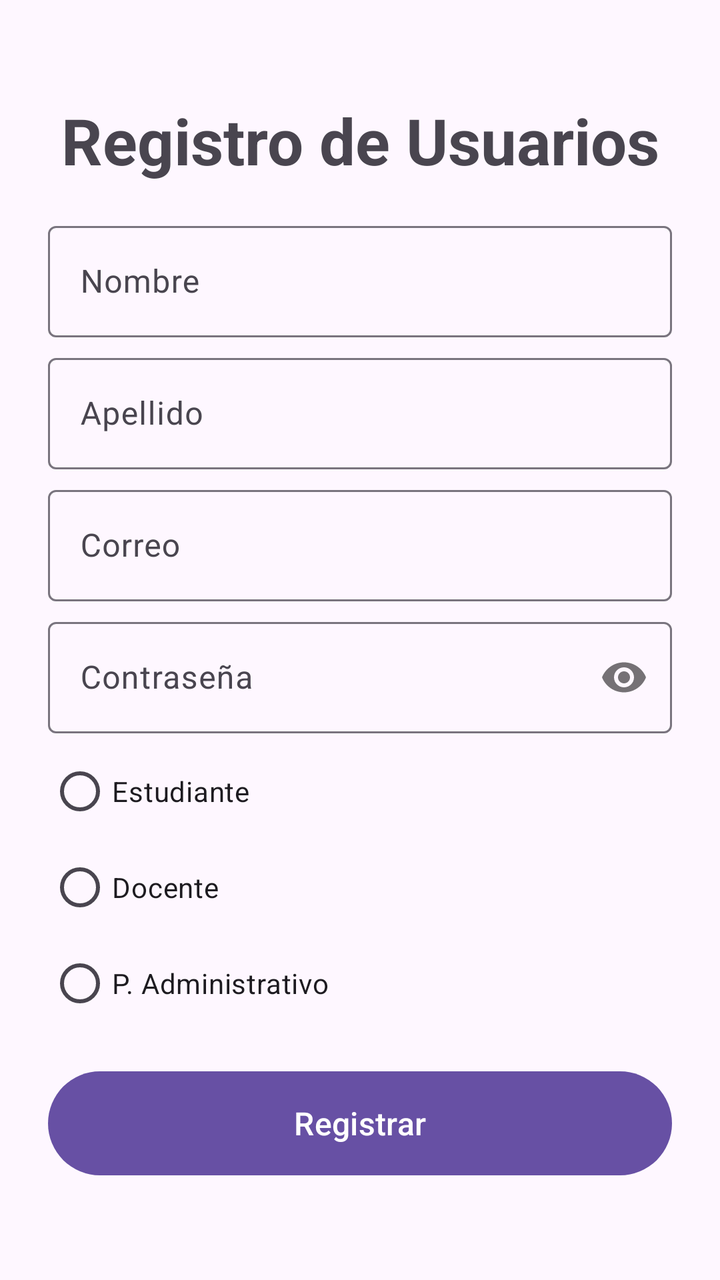
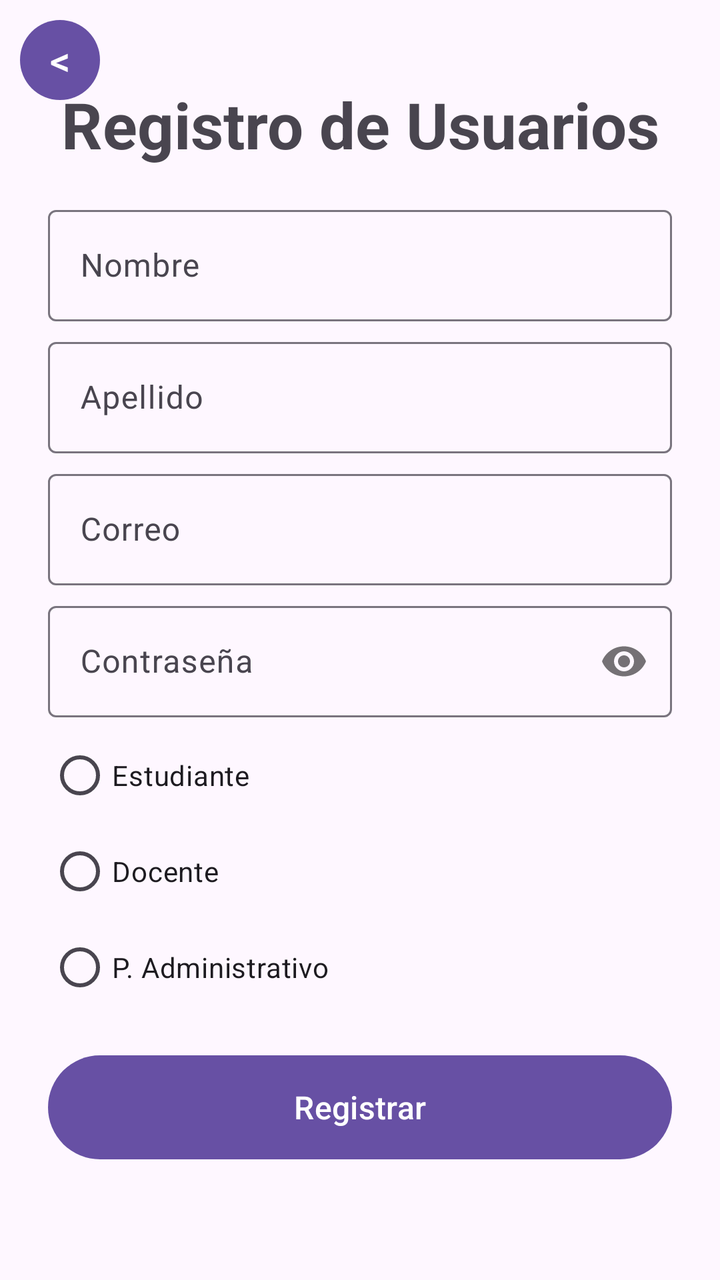

The first picture is an Android layout as it rendered before a commit; the second is the same layout after the commit. The layout source and the unified diff follow.
<!-- AndroidManifest.xml: application theme Theme.CesarYJuanClaudio -->
<!-- res/layout/activity_register.xml -->
<?xml version="1.0" encoding="utf-8"?>
<androidx.constraintlayout.widget.ConstraintLayout xmlns:android="http://schemas.android.com/apk/res/android"
    xmlns:app="http://schemas.android.com/apk/res-auto"
    xmlns:tools="http://schemas.android.com/tools"
    android:id="@+id/main"
    android:layout_width="match_parent"
    android:layout_height="match_parent"
    tools:context=".view.RegisterActivity">

    <TextView
        android:id="@+id/tv_titulo"
        android:layout_width="wrap_content"
        android:layout_height="wrap_content"

        android:text="Registro de Usuarios"

        android:layout_marginBottom="16dp"

        app:layout_constraintEnd_toEndOf="parent"
        app:layout_constraintStart_toStartOf="parent"

        android:textSize="32sp"
        android:textStyle="bold"

        app:layout_constraintTop_toTopOf="parent"
        app:layout_constraintBottom_toTopOf="@+id/til_nombre"
        app:layout_constraintVertical_chainStyle="packed"
        />

    <com.google.android.material.textfield.TextInputLayout
        android:id="@+id/til_nombre"

        app:layout_constraintEnd_toEndOf="parent"
        app:layout_constraintStart_toStartOf="parent"

        android:visibility="visible"

        android:layout_width="match_parent"
        android:layout_height="wrap_content"

        android:layout_marginHorizontal="24dp"

        android:layout_marginBottom="5dp"

        app:layout_constraintTop_toBottomOf="@+id/tv_titulo"
        app:layout_constraintBottom_toTopOf="@+id/til_apellido"
        >

        <com.google.android.material.textfield.TextInputEditText
            android:id="@+id/et_nombre"
            android:layout_width="match_parent"
            android:layout_height="wrap_content"

            android:hint="Nombre"

            android:inputType="text"
            />
    </com.google.android.material.textfield.TextInputLayout>

    <com.google.android.material.textfield.TextInputLayout
        android:id="@+id/til_apellido"

        app:layout_constraintEnd_toEndOf="parent"
        app:layout_constraintStart_toStartOf="parent"

        android:visibility="visible"

        android:layout_width="match_parent"
        android:layout_height="wrap_content"

        android:layout_marginBottom="5dp"

        android:layout_marginHorizontal="24dp"

        app:layout_constraintTop_toBottomOf="@+id/til_nombre"
        app:layout_constraintBottom_toTopOf="@+id/til_correo"
        >

        <com.google.android.material.textfield.TextInputEditText
            android:id="@+id/et_apellido"
            android:layout_width="match_parent"
            android:layout_height="wrap_content"

            android:hint="Apellido"

            android:inputType="text"
            />
    </com.google.android.material.textfield.TextInputLayout>

    <com.google.android.material.textfield.TextInputLayout
        android:id="@+id/til_correo"

        app:layout_constraintEnd_toEndOf="parent"
        app:layout_constraintStart_toStartOf="parent"

        android:visibility="visible"

        android:layout_marginBottom="5dp"

        android:layout_width="match_parent"
        android:layout_height="wrap_content"

        android:layout_marginHorizontal="24dp"

        app:layout_constraintTop_toBottomOf="@+id/til_apellido"
        app:layout_constraintBottom_toTopOf="@+id/til_contrasena"
        >

        <com.google.android.material.textfield.TextInputEditText
            android:id="@+id/et_correo"
            android:layout_width="match_parent"
            android:layout_height="wrap_content"

            android:hint="Correo"

            android:inputType="textEmailAddress"
            />
    </com.google.android.material.textfield.TextInputLayout>

    <com.google.android.material.textfield.TextInputLayout
        android:id="@+id/til_contrasena"

        app:layout_constraintEnd_toEndOf="parent"
        app:layout_constraintStart_toStartOf="parent"

        android:visibility="visible"

        android:layout_marginBottom="5dp"

        android:layout_width="match_parent"
        android:layout_height="wrap_content"

        android:layout_marginHorizontal="24dp"

        app:passwordToggleEnabled="true"

        app:layout_constraintTop_toBottomOf="@+id/til_correo"
        app:layout_constraintBottom_toTopOf="@+id/til_codigoEstudiante"
        >

        <com.google.android.material.textfield.TextInputEditText
            android:id="@+id/et_contrasena"

            android:layout_width="match_parent"
            android:layout_height="wrap_content"

            android:hint="Contraseña"

            android:inputType="textPassword"
            />
    </com.google.android.material.textfield.TextInputLayout>

    <com.google.android.material.textfield.TextInputLayout
        android:id="@+id/til_codigoEstudiante"

        app:layout_constraintEnd_toEndOf="parent"
        app:layout_constraintStart_toStartOf="parent"

        android:visibility="gone"

        android:layout_width="match_parent"
        android:layout_height="wrap_content"

        android:layout_marginBottom="5dp"

        android:layout_marginHorizontal="24dp"

        app:layout_constraintTop_toBottomOf="@+id/til_contrasena"
        app:layout_constraintBottom_toTopOf="@+id/til_carrera"
        >

        <com.google.android.material.textfield.TextInputEditText
            android:id="@+id/et_codigoEstudiante"
            android:layout_width="match_parent"
            android:layout_height="wrap_content"

            android:hint="Código Estudiante"

            android:inputType="text"
            />
    </com.google.android.material.textfield.TextInputLayout>

    <com.google.android.material.textfield.TextInputLayout
        android:id="@+id/til_carrera"

        app:layout_constraintEnd_toEndOf="parent"
        app:layout_constraintStart_toStartOf="parent"

        android:visibility="gone"

        android:layout_width="match_parent"
        android:layout_height="wrap_content"

        android:layout_marginHorizontal="24dp"

        app:layout_constraintTop_toBottomOf="@+id/til_codigoEstudiante"
        app:layout_constraintBottom_toTopOf="@+id/til_codigoDocente"
        >

        <com.google.android.material.textfield.TextInputEditText
            android:id="@+id/et_carrera"
            android:layout_width="match_parent"
            android:layout_height="wrap_content"

            android:hint="Carrera"

            android:inputType="text"
            />
    </com.google.android.material.textfield.TextInputLayout>

    <com.google.android.material.textfield.TextInputLayout
        android:id="@+id/til_codigoDocente"
        app:layout_constraintEnd_toEndOf="parent"
        app:layout_constraintStart_toStartOf="parent"

        android:visibility="gone"

        android:layout_width="match_parent"
        android:layout_height="wrap_content"

        android:layout_marginBottom="5dp"

        android:layout_marginHorizontal="24dp"

        app:layout_constraintTop_toBottomOf="@+id/til_carrera"
        app:layout_constraintBottom_toTopOf="@+id/til_facultad"
        >

        <com.google.android.material.textfield.TextInputEditText
            android:id="@+id/et_codigoDocente"
            android:layout_width="match_parent"
            android:layout_height="wrap_content"

            android:hint="Código Docente"

            android:inputType="text"
            />
    </com.google.android.material.textfield.TextInputLayout>

    <com.google.android.material.textfield.TextInputLayout
        android:id="@+id/til_facultad"

        app:layout_constraintEnd_toEndOf="parent"
        app:layout_constraintStart_toStartOf="parent"

        android:visibility="gone"

        android:layout_width="match_parent"
        android:layout_height="wrap_content"

        android:layout_marginHorizontal="24dp"

        app:layout_constraintTop_toBottomOf="@+id/til_codigoDocente"
        app:layout_constraintBottom_toTopOf="@+id/til_codigoPersonal"
        >

        <com.google.android.material.textfield.TextInputEditText
            android:id="@+id/et_facultad"
            android:layout_width="match_parent"
            android:layout_height="wrap_content"

            android:hint="Facultad"

            android:inputType="text"
            />
    </com.google.android.material.textfield.TextInputLayout>

    <com.google.android.material.textfield.TextInputLayout
        android:id="@+id/til_codigoPersonal"
        app:layout_constraintEnd_toEndOf="parent"
        app:layout_constraintStart_toStartOf="parent"

        android:visibility="gone"

        android:layout_width="match_parent"
        android:layout_height="wrap_content"

        android:layout_marginBottom="5dp"

        android:layout_marginHorizontal="24dp"

        app:layout_constraintTop_toBottomOf="@+id/til_facultad"
        app:layout_constraintBottom_toTopOf="@+id/til_area"
        >

        <com.google.android.material.textfield.TextInputEditText
            android:id="@+id/et_codigoPersonal"
            android:layout_width="match_parent"
            android:layout_height="wrap_content"

            android:hint="Código Personal"

            android:inputType="text"
            />
    </com.google.android.material.textfield.TextInputLayout>

    <com.google.android.material.textfield.TextInputLayout
        android:id="@+id/til_area"
        app:layout_constraintEnd_toEndOf="parent"
        app:layout_constraintStart_toStartOf="parent"

        android:visibility="gone"

        android:layout_width="match_parent"
        android:layout_height="wrap_content"

        android:layout_marginHorizontal="24dp"

        app:layout_constraintTop_toBottomOf="@+id/til_codigoPersonal"
        app:layout_constraintBottom_toTopOf="@+id/rg_usuario"
        >

        <com.google.android.material.textfield.TextInputEditText
            android:id="@+id/et_area"
            android:layout_width="match_parent"
            android:layout_height="wrap_content"

            android:hint="Área"

            android:inputType="text"
            />
    </com.google.android.material.textfield.TextInputLayout>

    <RadioGroup
        android:id="@+id/rg_usuario"
        app:layout_constraintStart_toStartOf="parent"
        app:layout_constraintEnd_toEndOf="parent"

        android:layout_width="match_parent"
        android:layout_height="wrap_content"

        android:layout_marginHorizontal="24dp"

        app:layout_constraintTop_toBottomOf="@+id/til_area"
        app:layout_constraintBottom_toTopOf="@+id/btn_registrar"
        >

        <RadioButton
            android:id="@+id/rb_estudiante"

            android:layout_width="wrap_content"
            android:layout_height="wrap_content"

            android:text="Estudiante"
            />

        <RadioButton
            android:id="@+id/rb_docente"

            android:layout_width="wrap_content"
            android:layout_height="wrap_content"

            android:text="Docente" />

        <RadioButton
            android:id="@+id/rb_pAdministrativo"

            android:layout_width="wrap_content"
            android:layout_height="wrap_content"

            android:text="P. Administrativo" />
    </RadioGroup>

    <Button
        android:id="@+id/btn_registrar"

        android:layout_marginTop="16dp"

        android:layout_width="match_parent"
        android:layout_height="60dp"

        android:layout_marginHorizontal="24dp"

        android:text="Registrar"
        android:textStyle="normal"
        android:textSize="16sp"

        app:layout_constraintTop_toBottomOf="@+id/rg_usuario"
        app:layout_constraintBottom_toBottomOf="parent"
        />

</androidx.constraintlayout.widget.ConstraintLayout>
<!-- resources referenced by this layout -->
<resources>
  <style name="Theme.CesarYJuanClaudio" parent="Base.Theme.CesarYJuanClaudio" />
  <style name="Base.Theme.CesarYJuanClaudio" parent="Theme.Material3.DayNight.NoActionBar">
          
          
      </style>
</resources>

<!-- the commit's change to res/layout/activity_register.xml (unified diff, before → after) -->
@@ -7,6 +7,24 @@
     android:layout_height="match_parent"
     tools:context=".view.RegisterActivity">
 
+    <Button
+        android:id="@+id/btn_retroceder"
+        android:layout_width="40dp"
+        android:layout_height="40dp"
+        android:text="@string/retroceder"
+        android:textSize="20sp"
+        android:padding="0dp"
+        android:insetTop="0dp"
+        android:insetBottom="0dp"
+        android:minWidth="0dp"
+        android:minHeight="0dp"
+        android:gravity="center"
+        app:cornerRadius="24dp"
+        app:layout_constraintStart_toStartOf="parent"
+        app:layout_constraintTop_toTopOf="parent"
+        android:layout_marginTop="10dp"
+        android:layout_marginStart="10dp"/>
+
     <TextView
         android:id="@+id/tv_titulo"
         android:layout_width="wrap_content"
@@ -323,60 +341,77 @@
 
     <RadioGroup
         android:id="@+id/rg_usuario"
-        app:layout_constraintStart_toStartOf="parent"
-        app:layout_constraintEnd_toEndOf="parent"
-
-        android:layout_width="match_parent"
-        android:layout_height="wrap_content"
-
-        android:layout_marginHorizontal="24dp"
-
+        android:layout_width="match_parent"
+        android:layout_height="wrap_content"
+        android:layout_marginHorizontal="24dp"
+        app:layout_constraintStart_toStartOf="parent"
+        app:layout_constraintEnd_toEndOf="parent"
         app:layout_constraintTop_toBottomOf="@+id/til_area"
-        app:layout_constraintBottom_toTopOf="@+id/btn_registrar"
-        >
+        app:layout_constraintBottom_toTopOf="@+id/btn_bloquear">
 
         <RadioButton
             android:id="@+id/rb_estudiante"
-
             android:layout_width="wrap_content"
             android:layout_height="wrap_content"
-
-            android:text="Estudiante"
-            />
+            android:text="Estudiante" />
 
         <RadioButton
             android:id="@+id/rb_docente"
-
             android:layout_width="wrap_content"
             android:layout_height="wrap_content"
-
             android:text="Docente" />
 
         <RadioButton
             android:id="@+id/rb_pAdministrativo"
-
             android:layout_width="wrap_content"
             android:layout_height="wrap_content"
-
             android:text="P. Administrativo" />
     </RadioGroup>
 
     <Button
+        android:id="@+id/btn_bloquear"
+        android:layout_width="0dp"
+        android:layout_height="60dp"
+        android:layout_marginHorizontal="24dp"
+        android:layout_marginTop="16dp"
+        android:text="Bloquear"
+        android:textSize="16sp"
+        android:textStyle="normal"
+        android:visibility="gone"
+        app:layout_constraintTop_toBottomOf="@+id/rg_usuario"
+        app:layout_constraintBottom_toTopOf="@+id/btn_registrar"
+        app:layout_constraintStart_toStartOf="parent"
+        app:layout_constraintEnd_toEndOf="parent" />
+
+    <Button
+        android:id="@+id/btn_activar"
+        android:layout_width="0dp"
+        android:layout_height="60dp"
+        android:layout_marginHorizontal="24dp"
+        android:layout_marginTop="16dp"
+        android:text="Activar"
+        android:textSize="16sp"
+        android:textStyle="normal"
+        android:visibility="gone"
+        app:layout_constraintTop_toBottomOf="@+id/rg_usuario"
+        app:layout_constraintBottom_toTopOf="@+id/btn_registrar"
+        app:layout_constraintStart_toStartOf="parent"
+        app:layout_constraintEnd_toEndOf="parent" />
+
+    <Button
         android:id="@+id/btn_registrar"
-
-        android:layout_marginTop="16dp"
-
-        android:layout_width="match_parent"
+        android:layout_width="0dp"
         android:layout_height="60dp"
-
-        android:layout_marginHorizontal="24dp"
-
+        android:layout_marginHorizontal="24dp"
+        android:layout_marginTop="8dp"
+        android:layout_marginBottom="16dp"
         android:text="Registrar"
+        android:textSize="16sp"
         android:textStyle="normal"
-        android:textSize="16sp"
-
-        app:layout_constraintTop_toBottomOf="@+id/rg_usuario"
+        app:layout_goneMarginTop="16dp"
+        app:layout_constraintTop_toBottomOf="@+id/btn_bloquear"
         app:layout_constraintBottom_toBottomOf="parent"
-        />
+        app:layout_constraintStart_toStartOf="parent"
+        app:layout_constraintEnd_toEndOf="parent" />
 
 </androidx.constraintlayout.widget.ConstraintLayout>
<!-- resource entries referenced after the edit -->
@@ -1,5 +1,6 @@
 <!-- resources referenced by this layout -->
 <resources>
+  <string name="retroceder">&lt;</string>
   <style name="Theme.CesarYJuanClaudio" parent="Base.Theme.CesarYJuanClaudio" />
   <style name="Base.Theme.CesarYJuanClaudio" parent="Theme.Material3.DayNight.NoActionBar">
           
